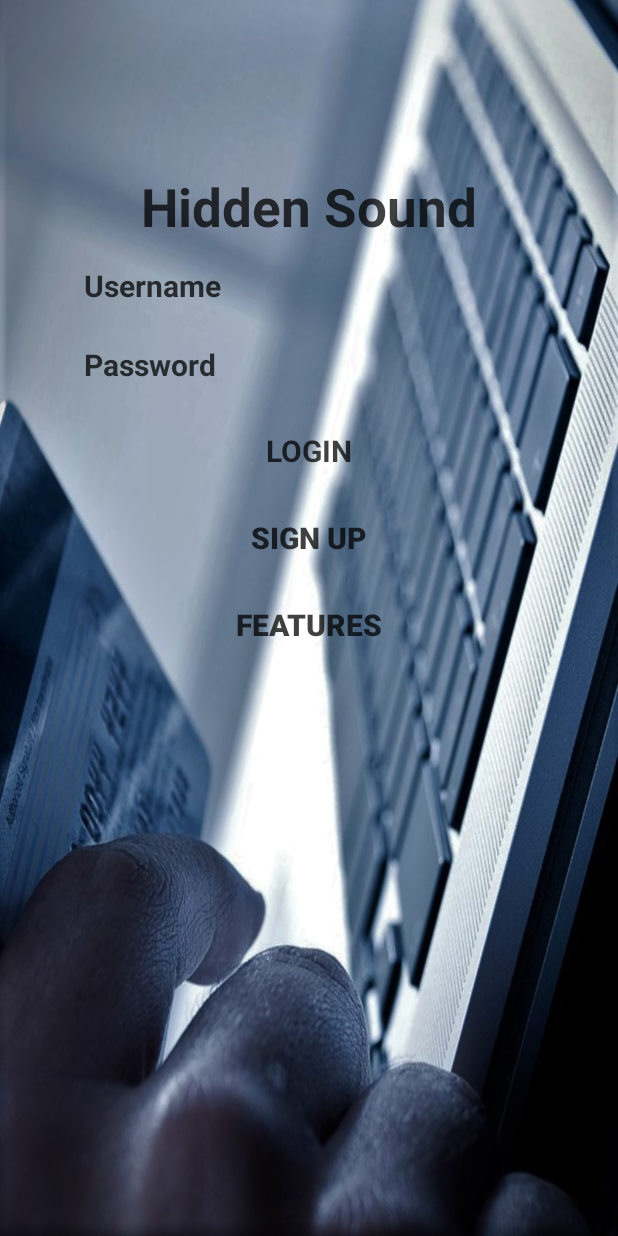
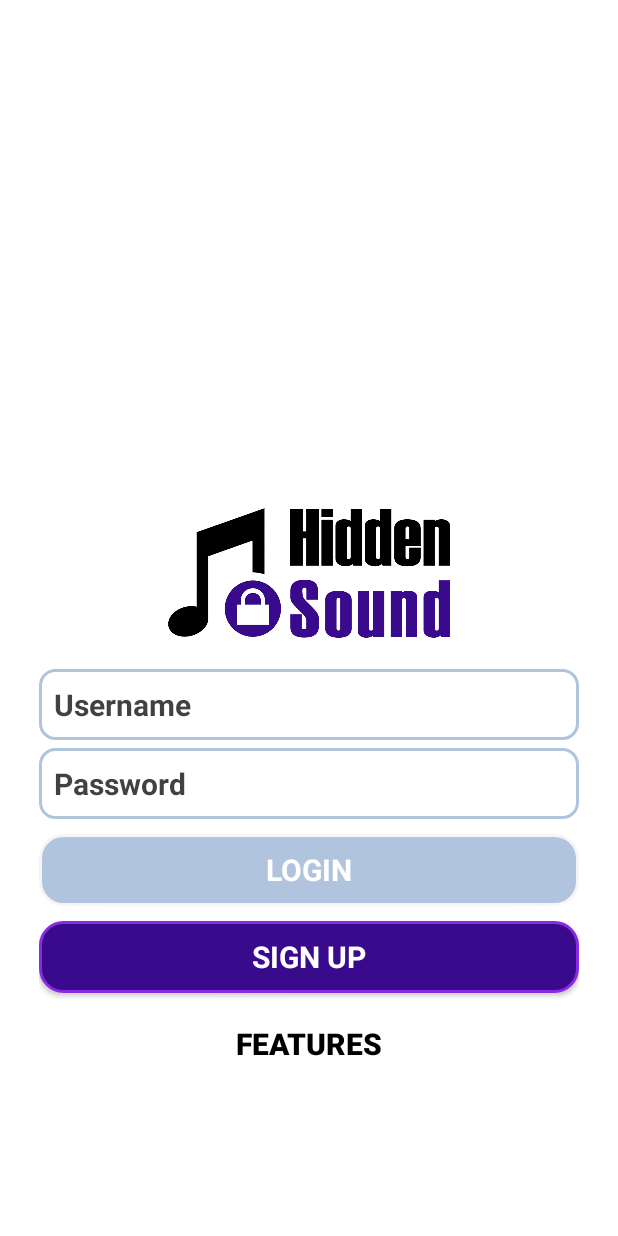
Before and after one commit to awalwema/QRCodeScanner, an Android app: the screen it shows after launch (LoginActivity), on a phone screen of 412 x 824 dp. Run offline under Robolectric (Android 15) with nearby library versions, the phone set to English and light mode, and no system bars; libraries missing offline, so code that uses them is left out: com.loopj.android, cz.msebera.android; 2 statements that could not run were skipped.

Commit message:
Login UI transformation.

```diff
--- /dev/null
+++ b/app/src/main/res/drawable/back.xml
@@ -0,0 +1,15 @@
+<?xml version="1.0" encoding="utf-8"?>
+<shape xmlns:android="http://schemas.android.com/apk/res/android" android:thickness="0dp" android:shape="rectangle">
+
+        <stroke android:width="2dp"
+            android:color="@color/blueSteel"/>
+
+        <corners android:radius="10dp"
+            />
+
+        <padding android:left="10dp"
+            android:top="5dp"
+            android:right="10dp"
+            android:bottom="5dp"/>
+
+</shape>
--- /dev/null
+++ b/app/src/main/res/drawable/loginbutton.xml
@@ -0,0 +1,11 @@
+<?xml version="1.0" encoding="utf-8"?>
+<selector xmlns:android="http://schemas.android.com/apk/res/android">
+    <item>
+        <shape android:shape="rectangle">
+            <solid android:color="@color/blueSteel"/>
+            <stroke android:color="@color/whiteSmoke" android:width="2dp" />
+            <!--corners allow us to make the rounded corners button-->
+            <corners android:radius="15dp" />
+        </shape>
+    </item>
+</selector>
--- /dev/null
+++ b/app/src/main/res/drawable/signupbutton.xml
@@ -0,0 +1,11 @@
+<?xml version="1.0" encoding="utf-8"?>
+<selector xmlns:android="http://schemas.android.com/apk/res/android">
+    <item>
+        <shape android:shape="rectangle">
+            <solid android:color="@color/purple"/>
+            <stroke android:color="#8A2BE2" android:width="2dp" />
+            <!--corners allow us to make the rounded corners button-->
+            <corners android:radius="15dp" />
+        </shape>
+    </item>
+</selector>
--- a/app/src/main/res/layout/content_login.xml
+++ b/app/src/main/res/layout/content_login.xml
@@ -9,7 +9,7 @@
     android:paddingLeft="@dimen/activity_horizontal_margin"
     android:paddingRight="@dimen/activity_horizontal_margin"
     android:paddingTop="@dimen/activity_vertical_margin"
-    android:background="@drawable/hiddensound"
+    android:background="@color/colorPrimary"
     app:layout_behavior="@string/appbar_scrolling_view_behavior"
     tools:context="com.hiddensound.qrcodescanner.LoginActivity"
     tools:showIn="@layout/activity_login">
@@ -19,84 +19,80 @@
         android:layout_height="wrap_content"
         android:orientation="vertical"
         android:padding="10dp"
-        android:layout_alignParentTop="true"
-        android:layout_marginTop="94dp"
+        android:layout_marginBottom="36dp"
+        android:weightSum="1"
+        android:layout_alignParentBottom="true"
         android:layout_alignParentLeft="true"
         android:layout_alignParentStart="true">
+        <ImageView
+            android:id="@+id/imageView1"
+            android:layout_width="match_parent"
+            android:layout_height="87dp"
+            android:src="@drawable/hiddensoundtitle"
+            android:layout_weight="0.54"
+            android:contentDescription=""
+            tools:ignore="ContentDescription" />
 
-        <TextView
+        <EditText
+            android:id="@+id/UserID"
             android:layout_width="match_parent"
             android:layout_height="wrap_content"
-            android:text="@string/app_name"
-            android:typeface="sans"
-            android:textSize="35sp"
+            android:layout_marginTop="20dp"
+            android:background="@drawable/back"
+            android:hint="@string/Username"
+            android:maxLines="1"
+            android:padding="10dp"
             android:textColor="#be000000"
-            android:textStyle="bold"
-            android:gravity="center" />
+            android:textColorHint="#be000000"
+            android:textSize="20sp"
+            android:textStyle="bold" />
 
         <EditText
+            android:id="@+id/UserPass"
             android:layout_width="match_parent"
             android:layout_height="wrap_content"
             android:layout_marginTop="5dp"
-            android:layout_marginLeft="20dp"
-            android:layout_marginStart="20dp"
+            android:background="@drawable/back"
+            android:fontFamily="sans-serif"
+            android:hint="@string/Password"
+            android:inputType="textPassword"
+            android:padding="10dp"
             android:textColor="#be000000"
-            android:textStyle="bold"
             android:textColorHint="#be000000"
-            android:background="#00000000"
-            android:padding="10dp"
-            android:hint="@string/Username"
             android:textSize="20sp"
-            android:id="@+id/UserID" />
+            android:textStyle="bold" />
 
-        <EditText
+        <Button
+            android:id="@+id/Login"
             android:layout_width="match_parent"
             android:layout_height="wrap_content"
+            android:background="@drawable/loginbutton"
             android:fontFamily="sans-serif"
-            android:layout_marginLeft="20dp"
-            android:layout_marginStart="20dp"
+            android:onClick="onClickLogin"
+            android:padding="10dp"
+            android:layout_marginTop="10dp"
+            android:text="@string/Login"
+            android:textColor="@color/colorPrimary"
             android:textSize="20sp"
-            android:hint="@string/Password"
-            android:textColor="#be000000"
-            android:textColorHint="#be000000"
-            android:textStyle="bold"
-            android:background="#00000000"
-            android:padding="10dp"
-            android:inputType="textPassword"
-            android:layout_marginTop="5dp"
-            android:id="@+id/UserPass" />
-
+            android:textStyle="bold" />
         <Button
+            android:id="@+id/btnRegister"
             android:layout_width="match_parent"
             android:layout_height="wrap_content"
+            android:background="@drawable/signupbutton"
             android:fontFamily="sans-serif"
-            android:background="#00000000"
-            android:textColor="#be000000"
-            android:textStyle="bold"
-            android:textSize="20sp"
+            android:onClick="onClickLogin"
             android:padding="10dp"
             android:layout_marginTop="10dp"
-            android:id="@+id/Login"
-            android:text="@string/Login"
-            android:onClick="onClickLogin"/>
+            android:text="@string/Register"
+            android:textColor="@color/colorPrimary"
+            android:textSize="20sp"
+            android:textStyle="bold" />
         <Button
             android:layout_width="match_parent"
             android:layout_height="wrap_content"
             android:background="#00000000"
-            android:textColor="#be000000"
-            android:textStyle="bold"
-            android:textSize="20sp"
-            android:padding="10dp"
-            android:layout_marginTop="10dp"
-            android:id="@+id/btnRegister"
-            android:text="@string/Register"
-            android:onClick="startRegisterActivity"/>
-
-        <Button
-            android:layout_width="match_parent"
-            android:layout_height="wrap_content"
-            android:background="#00000000"
-            android:textColor="#be000000"
+            android:textColor="#000000"
 
             android:textStyle="bold"
             android:textSize="20sp"
--- a/app/src/main/res/values/colors.xml
+++ b/app/src/main/res/values/colors.xml
@@ -3,4 +3,7 @@
     <color name="colorPrimary">#FFFFFF</color>
     <color name="colorPrimaryDark">#000000</color>
     <color name="colorAccent">#000000</color>
+    <color name="blueSteel">#B0C4DE</color>
+    <color name="purple">#390a8c</color>
+    <color name="whiteSmoke">#F5F5F5</color>
 </resources>
--- a/app/src/main/res/values/styles.xml
+++ b/app/src/main/res/values/styles.xml
@@ -4,8 +4,8 @@
     <style name="AppTheme" parent="Theme.AppCompat.Light.DarkActionBar">
         <!-- Customize your theme here. -->
         <item name="colorPrimary">@color/colorPrimary</item>
-        <item name="colorPrimaryDark">@color/colorPrimaryDark</item>
-        <item name="colorAccent">@color/colorAccent</item>
+        <item name="colorPrimaryDark">@color/purple</item>
+        <item name="colorAccent">@color/purple</item>
     </style>
 
     <style name="AppTheme.NoActionBar">
```
Also changed, not shown: app/src/main/res/drawable/hiddensound.jpg (deleted), app/src/main/res/drawable/hiddensoundicon.png, app/src/main/res/drawable/hiddensoundtitle.png (added).
